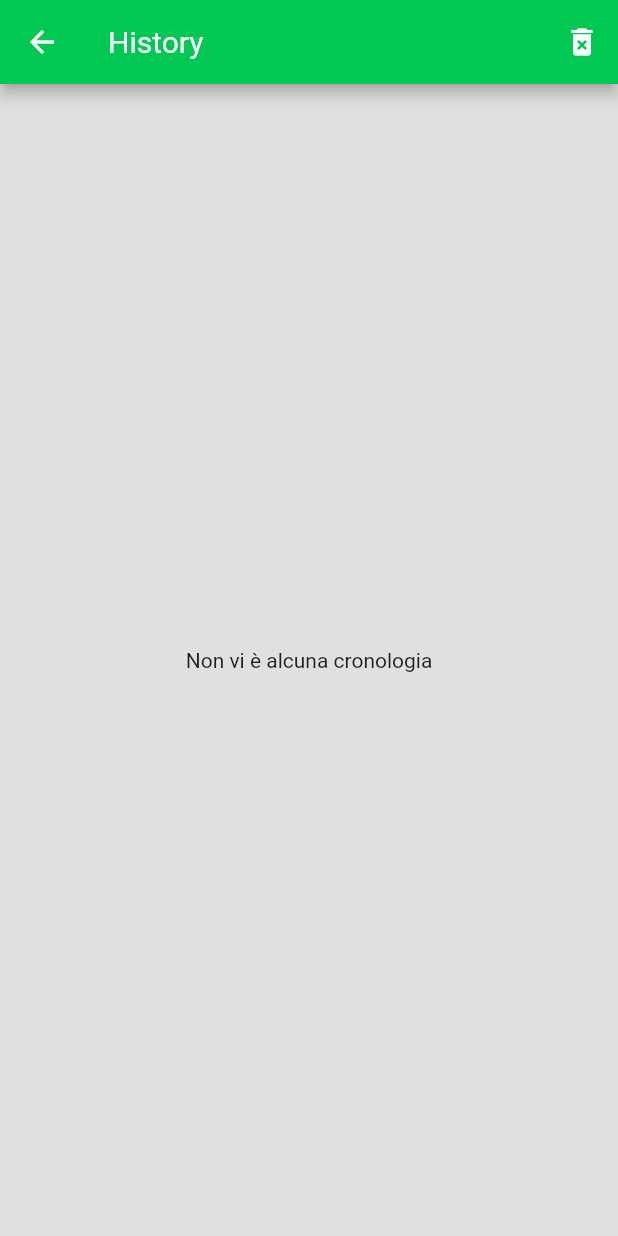
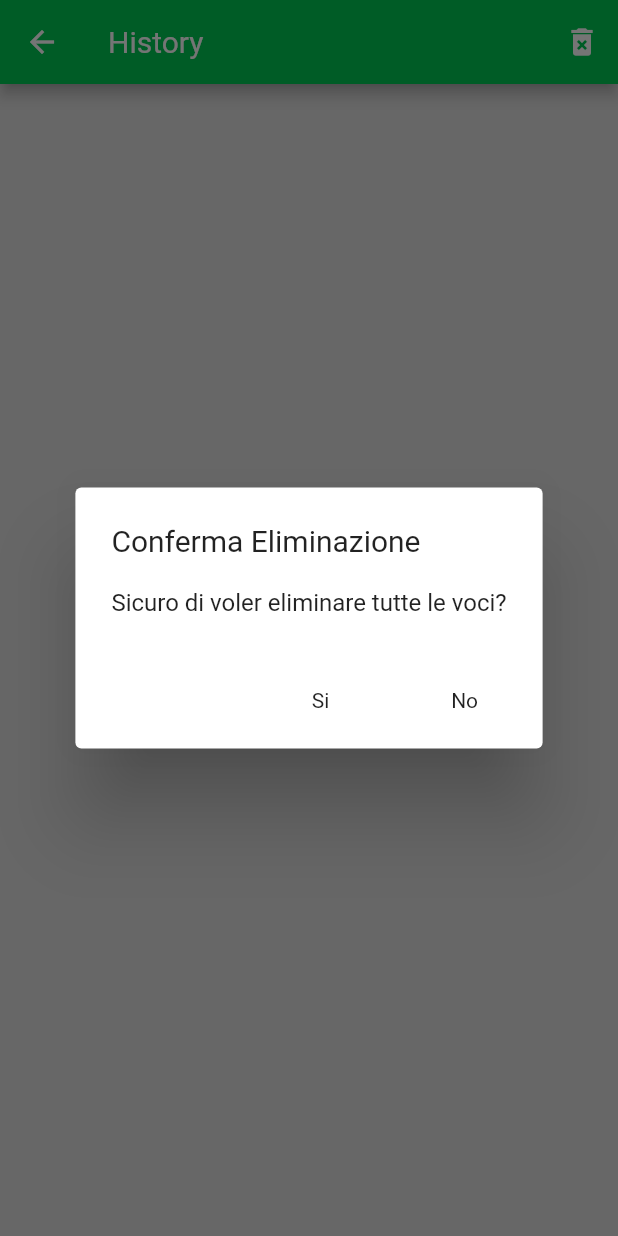
Before and after one commit to Lisguincio/Flutter-Pointpoly, a Flutter app: the History screen opened by its route, after a tap on the "delete forever" icon, on a phone screen of 412 x 824 dp. Run offline on Flutter 3.47's test engine with Material 2 defaults, Android fonts, the phone set to English and light mode, and no system bars; missing offline and left inert: back_button_interceptor.

Commit message:
Popup when delete history

```diff
--- a/lib/file.dart
+++ b/lib/file.dart
@@ -7,6 +7,15 @@ import 'screens/history.dart';
 
 
 ///FILE EDITOR///
+
+void deleteHistory(){
+  Directory dir;
+  getApplicationDocumentsDirectory().then((d){
+    dir = d;
+  dir.deleteSync(recursive: true);
+  });
+}
+
 Future<String> get _localPath async {
   final directory = await getApplicationDocumentsDirectory();
   return directory.path;
--- a/lib/screens/history.dart
+++ b/lib/screens/history.dart
@@ -86,6 +86,7 @@ class History extends StatefulWidget{
 
 class _History extends State<History>{
 
+  bool checkHistory;
 
   Widget build (BuildContext context){
     return Scaffold(
@@ -98,13 +99,7 @@ class _History extends State<History>{
         actions: <Widget>[
           IconButton(
             icon: Icon(Icons.delete_forever),
-            onPressed: ()=>setState((){
-              Directory dir;
-              getApplicationDocumentsDirectory().then((d){
-                dir = d;
-                dir.deleteSync(recursive: true);
-              });
-            })
+            onPressed: ()=>showAlertDelete()
           )
         ],
       ),
@@ -118,6 +113,7 @@ class _History extends State<History>{
           }
           else if (snapshot.connectionState == ConnectionState.done){
             if(snapshot.data.isNotEmpty){
+              checkHistory = true;
               return ListView.builder(
                 itemCount: snapshot.data.length,
                 itemBuilder: (context, i){
@@ -131,14 +127,43 @@ class _History extends State<History>{
               );
 
             }
-            else return Center(
+            else{
+              checkHistory = false;
+              return Center(
               child:Text(
                 "Non vi è alcuna cronologia",
                 ));
+            }
           }
           else return SizedBox();
         },
       )
     );
   }
+
+  void showAlertDelete(){
+  showDialog(
+    context: context,
+    barrierDismissible: false,
+    builder: (BuildContext context){
+      return AlertDialog(
+        title: Text("Conferma Eliminazione"),
+        content: Text("Sicuro di voler eliminare tutte le voci?"),
+        actions: <Widget>[
+          FlatButton(
+            child: Text("Si"),
+            onPressed:(){
+              deleteHistory();
+              Navigator.pop(context);
+            }
+          ),
+          FlatButton(
+            child: Text("No"),
+            onPressed: ()=>Navigator.pop(context),
+          )
+        ],
+      );
+    } ,
+  );
 }
+}
```
